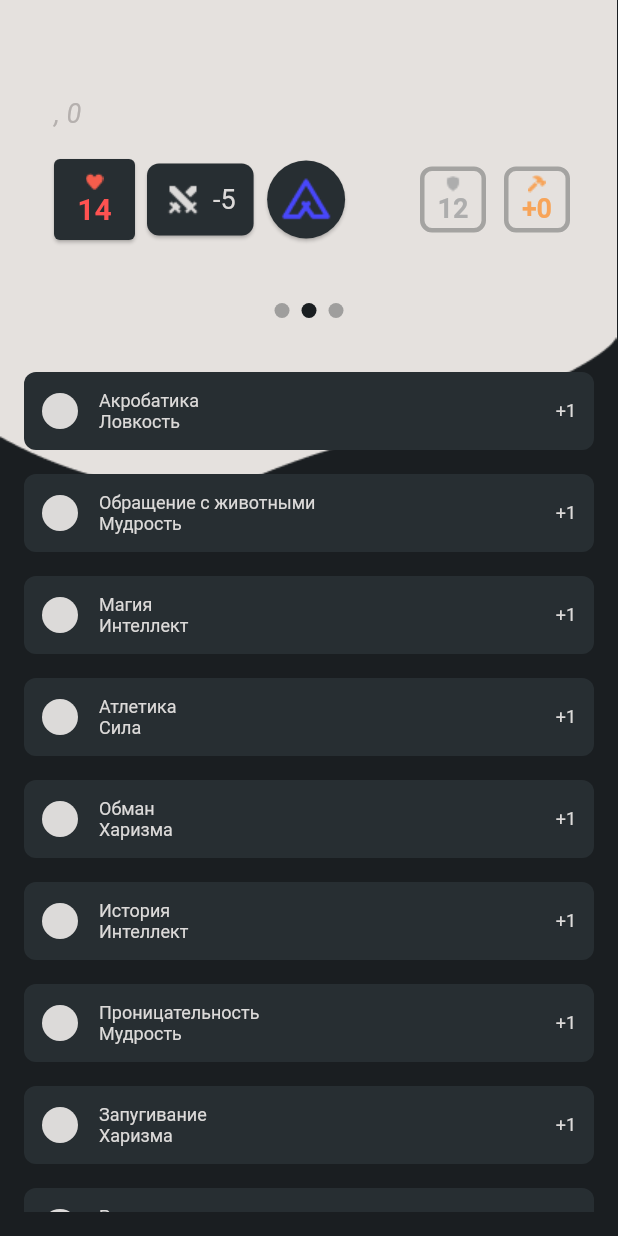
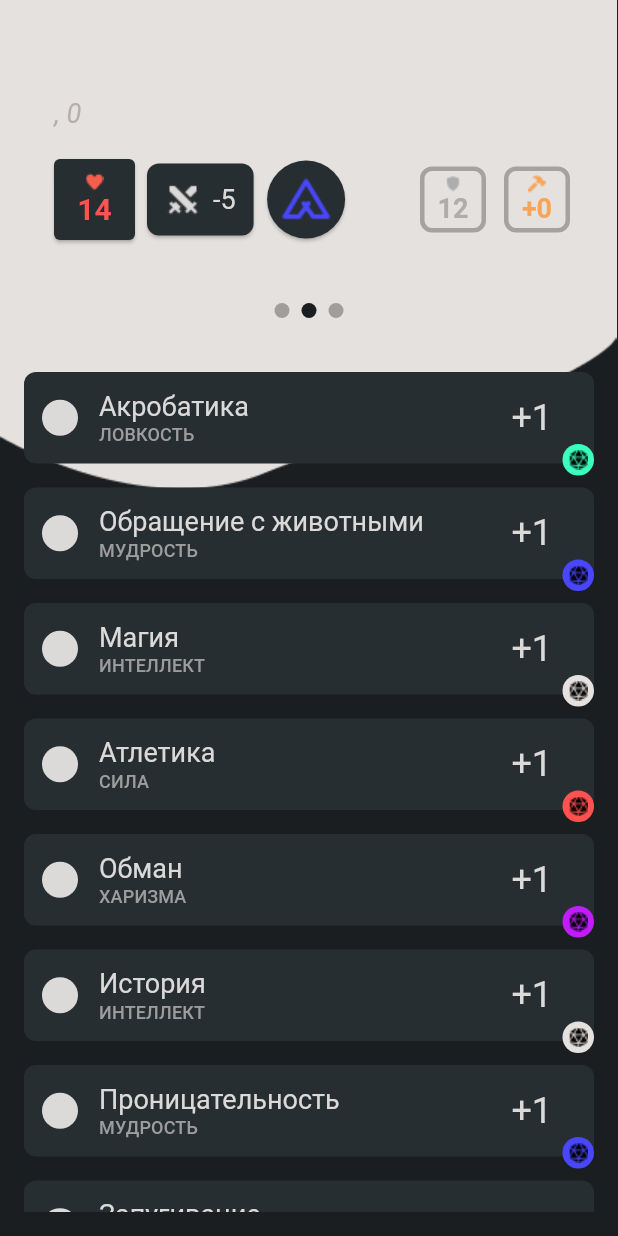
Before and after one commit to fates-dnd/play-dnd, a Flutter app: the CharacterScreen screen opened directly with empty values, swiped to page 2, on a phone screen of 412 x 824 dp. Run offline on Flutter 3.47's test engine with Material 2 defaults, Android fonts, the phone set to English and light mode, and no system bars; our stand-ins replace bloc, dotted_border, flutter_bloc, get_it, hive, hive_flutter; accounts and stored records are empty.

Commit message:
improvements to ability ui

```diff
--- a/lib/ui/characters/abilities_page.dart
+++ b/lib/ui/characters/abilities_page.dart
@@ -1,6 +1,7 @@
 import 'package:dnd_player_flutter/bloc/character/character_bloc.dart';
 import 'package:dnd_player_flutter/data/skills.dart';
 import 'package:dnd_player_flutter/data/characteristics.dart';
+import 'package:dnd_player_flutter/ui/characters/characteristics_colors_map.dart';
 import 'package:dotted_border/dotted_border.dart';
 import 'package:flutter/material.dart';
 import 'package:flutter_bloc/flutter_bloc.dart';
@@ -29,10 +30,12 @@ class AbilityItem extends StatelessWidget {
   @override
   Widget build(BuildContext context) {
     final theme = Theme.of(context);
-    return Padding(
+    return Stack(
+      children: [
+        Padding(
           padding: const EdgeInsets.symmetric(vertical: 8.0),
           child: Container(
-        padding: EdgeInsets.all(12),
+            padding: EdgeInsets.only(left: 12, top: 12, bottom: 12, right: 28),
             decoration: BoxDecoration(
               color: theme.primaryColorLight,
               borderRadius: BorderRadius.circular(8),
@@ -47,17 +50,33 @@ class AbilityItem extends StatelessWidget {
                   child: Column(
                     crossAxisAlignment: CrossAxisAlignment.start,
                     children: [
-                  Text(skillBonus.skill.name),
-                  Text(skillBonus.skill.characteristic.getName())
+                      Text(skillBonus.skill.name, style: theme.textTheme.headline5,),
+                      SizedBox(height: 2,),
+                      Text(skillBonus.skill.characteristic.getName().toUpperCase(),
+                        style: theme.textTheme.subtitle2,)
                     ],
                   ),
                 ),
                 Text(skillBonus.bonus >= 0
                     ? "+${skillBonus.bonus}"
-                : skillBonus.bonus.toString())
+                    : skillBonus.bonus.toString(), style: theme.textTheme.headline2,)
               ],
             ),
           ),
+        ),
+        Positioned(
+          bottom: 0,
+          right: 0,
+          child: Container(
+            padding: EdgeInsets.all(4),
+            decoration: BoxDecoration(
+              shape: BoxShape.circle,
+              color: characteristicToColor[skillBonus.skill.characteristic],
+            ),
+            child: Image.asset("assets/dice/d20.png"),
+          ),
+        ),
+      ],
     );
   }
 }
--- /dev/null
+++ b/lib/ui/characters/characteristics_colors_map.dart
@@ -0,0 +1,11 @@
+import 'package:dnd_player_flutter/data/characteristics.dart';
+import 'package:flutter/cupertino.dart';
+
+Map<Characteristic, Color> characteristicToColor = {
+  Characteristic.STRENGTH: Color(0xFFFF5251),
+  Characteristic.DEXTERITY: Color(0xFF3AFFBD),
+  Characteristic.CONSTITUTION: Color(0xFFFB9538),
+  Characteristic.INTELLECT: Color(0xFFE5E1DE),
+  Characteristic.WISDOM: Color(0xFF4847FB),
+  Characteristic.CHARISMA: Color(0xFFC01DFC),
+};
```
Also changed, not shown: lib/ui/characters/base_characteristics_page.dart (+9 -7 lines). Lines whose indentation alone changed are shown as unchanged.
